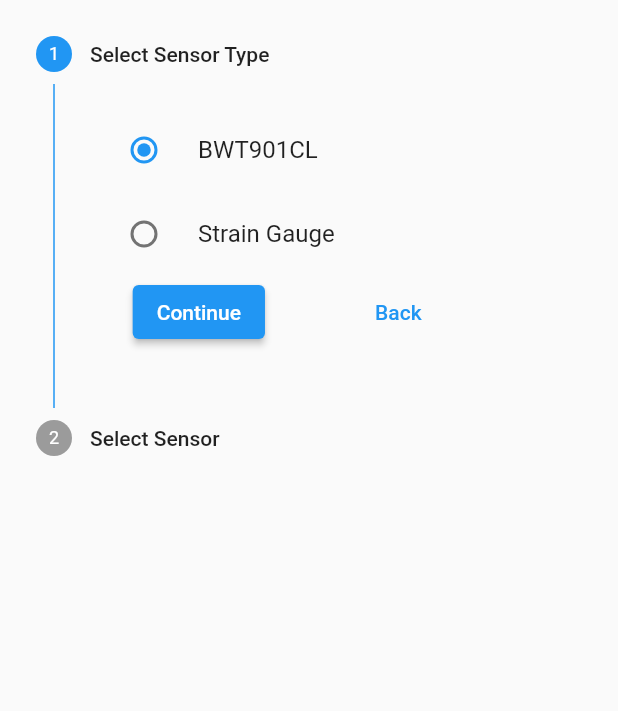
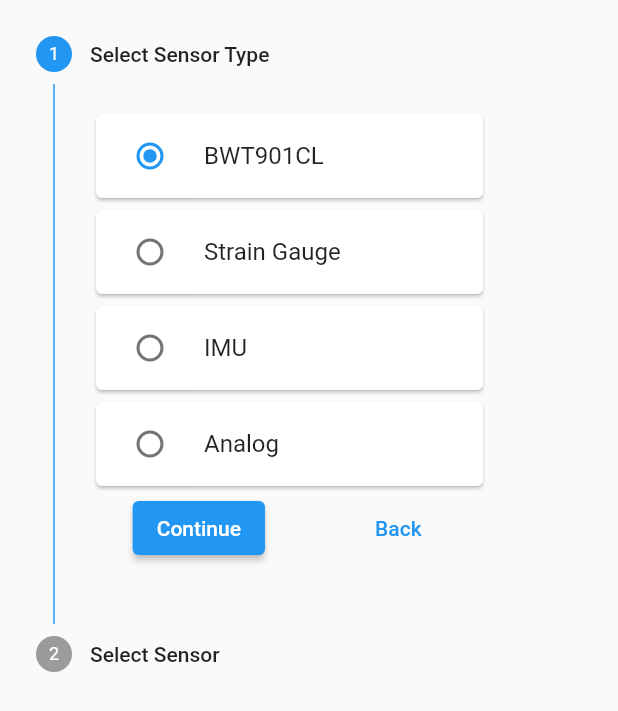
Before and after one commit to in-sight-tech/MultiParingBase, a Flutter app: the BluetoothDiscovery widget shown alone on an empty page, opened directly, on a phone screen of 412 x 824 dp. Shown: the top 711 px of the screen. Run offline on Flutter 3.47's test engine with Material 2 defaults, Android fonts, the phone set to English and light mode, and no system bars; our stand-ins replace csv, fl_chart, flutter_bluetooth_serial, get, isar, permission_handler; missing offline and left inert: file_saver; accounts and stored records are empty; generated files the repository leaves out were written again.

Commit message:
센서 타입 선택

```diff
--- a/lib/app/data/models/imu.dart
+++ b/lib/app/data/models/imu.dart
@@ -35,6 +35,7 @@ class IMU extends Sensor {
     _timer?.cancel();
   }
 
+  @override
   Future<bool> connect() async {
     try {
       connection = await BluetoothConnection.toAddress(device.address);
--- a/lib/app/data/models/models.dart
+++ b/lib/app/data/models/models.dart
@@ -4,4 +4,6 @@ export './sensor.dart';
 enum SensorType {
   bwt901cl,
   strainGauge,
+  imu,
+  analog,
 }
--- a/lib/app/data/models/sensor.dart
+++ b/lib/app/data/models/sensor.dart
@@ -7,4 +7,5 @@ abstract class Sensor {
   late int tick;
 
   connect();
+  dispose();
 }
--- a/lib/app/data/models/strain_gauge.dart
+++ b/lib/app/data/models/strain_gauge.dart
@@ -5,4 +5,9 @@ class StrainGauge extends Sensor {
   connect() {
     return false;
   }
+
+  @override
+  dispose() {
+    throw UnimplementedError();
+  }
 }
--- a/lib/app/modules/home/views/home_view.dart
+++ b/lib/app/modules/home/views/home_view.dart
@@ -2,6 +2,7 @@ import 'package:flutter/material.dart';
 
 import 'package:get/get.dart';
 import 'package:multiparingbase/app/data/models/models.dart';
+import 'package:multiparingbase/app/widgets/app_drawer.dart';
 import 'package:multiparingbase/app/widgets/imu_setting_dialog.dart';
 import 'package:multiparingbase/app/widgets/imu_tile.dart';
 
@@ -22,6 +23,7 @@ class HomeView extends GetView<HomeController> {
               )),
         ],
       ),
+      drawer: const CustomAppDrawer(),
       body: Obx(() => ListView.builder(
             itemCount: controller.devices.length,
             itemBuilder: (context, index) {
--- a/lib/app/routes/app_routes.dart
+++ b/lib/app/routes/app_routes.dart
@@ -6,9 +6,11 @@ part of 'app_pages.dart';
 abstract class Routes {
   Routes._();
   static const HOME = _Paths.HOME;
+  static const DATAS = _Paths.DATAS;
 }
 
 abstract class _Paths {
   _Paths._();
   static const HOME = '/home';
+  static const DATAS = '/datas';
 }
--- a/lib/app/widgets/bluetooth_discovery.dart
+++ b/lib/app/widgets/bluetooth_discovery.dart
@@ -61,6 +61,7 @@ class _BluetoothDiscoveryState extends State<BluetoothDiscovery> {
 
   bluetoothDiscovery() {
     isDiscovering = true;
+    results.clear();
     update();
 
     streamSubscription = FlutterBluetoothSerial.instance.startDiscovery().listen((r) {
@@ -127,7 +128,8 @@ class _BluetoothDiscoveryState extends State<BluetoothDiscovery> {
               child: ListView(
                 shrinkWrap: true,
                 children: [
-                  RadioListTile(
+                  Card(
+                    child: RadioListTile(
                       value: SensorType.bwt901cl,
                       groupValue: sensorTypeValue,
                       title: const Text('BWT901CL'),
@@ -135,13 +137,36 @@ class _BluetoothDiscoveryState extends State<BluetoothDiscovery> {
                         sensorTypeValue = value;
                       }),
                     ),
-                  RadioListTile(
+                  ),
+                  Card(
+                    child: RadioListTile(
                       value: SensorType.strainGauge,
                       groupValue: sensorTypeValue,
                       title: const Text('Strain Gauge'),
                       onChanged: (value) => setState(() {
                         sensorTypeValue = value;
                       }),
+                    ),
+                  ),
+                  Card(
+                    child: RadioListTile(
+                      value: SensorType.imu,
+                      groupValue: sensorTypeValue,
+                      title: const Text('IMU'),
+                      onChanged: (value) => setState(() {
+                        sensorTypeValue = value;
+                      }),
+                    ),
+                  ),
+                  Card(
+                    child: RadioListTile(
+                      value: SensorType.analog,
+                      groupValue: sensorTypeValue,
+                      title: const Text('Analog'),
+                      onChanged: (value) => setState(() {
+                        sensorTypeValue = value;
+                      }),
+                    ),
                   ),
                 ],
               ),
@@ -154,7 +179,8 @@ class _BluetoothDiscoveryState extends State<BluetoothDiscovery> {
               height: 280,
               child: ListView(
                 children: [
-                  ...results.map((r) => RadioListTile(
+                  ...results.map((r) => Card(
+                        child: RadioListTile(
                           value: r.device,
                           groupValue: sensorValue,
                           title: Text('${r.device.name}'),
@@ -162,8 +188,13 @@ class _BluetoothDiscoveryState extends State<BluetoothDiscovery> {
                           onChanged: (value) => setState(() {
                             sensorValue = value;
                           }),
+                        ),
                       )),
-                  if (isDiscovering) const Center(child: CircularProgressIndicator()),
+                  if (isDiscovering)
+                    const Padding(
+                      padding: EdgeInsets.only(top: 8.0),
+                      child: Center(child: CircularProgressIndicator()),
+                    ),
                   if (!isDiscovering) TextButton(onPressed: bluetoothDiscovery, child: const Text('다시 검색'))
                 ],
               ),
```
Also changed, not shown: lib/app/modules/Datas/bindings/datas_binding.dart (added, +12 -0 lines), lib/app/modules/Datas/controllers/datas_controller.dart (added, +23 -0 lines), lib/app/modules/Datas/views/datas_view.dart (added, +26 -0 lines), lib/app/modules/home/controllers/home_controller.dart (+11 -2 lines), lib/app/routes/app_pages.dart (+11 -2 lines), lib/app/widgets/app_drawer.dart (added, +35 -0 lines), 1 other file. Lines whose indentation alone changed are shown as unchanged.
